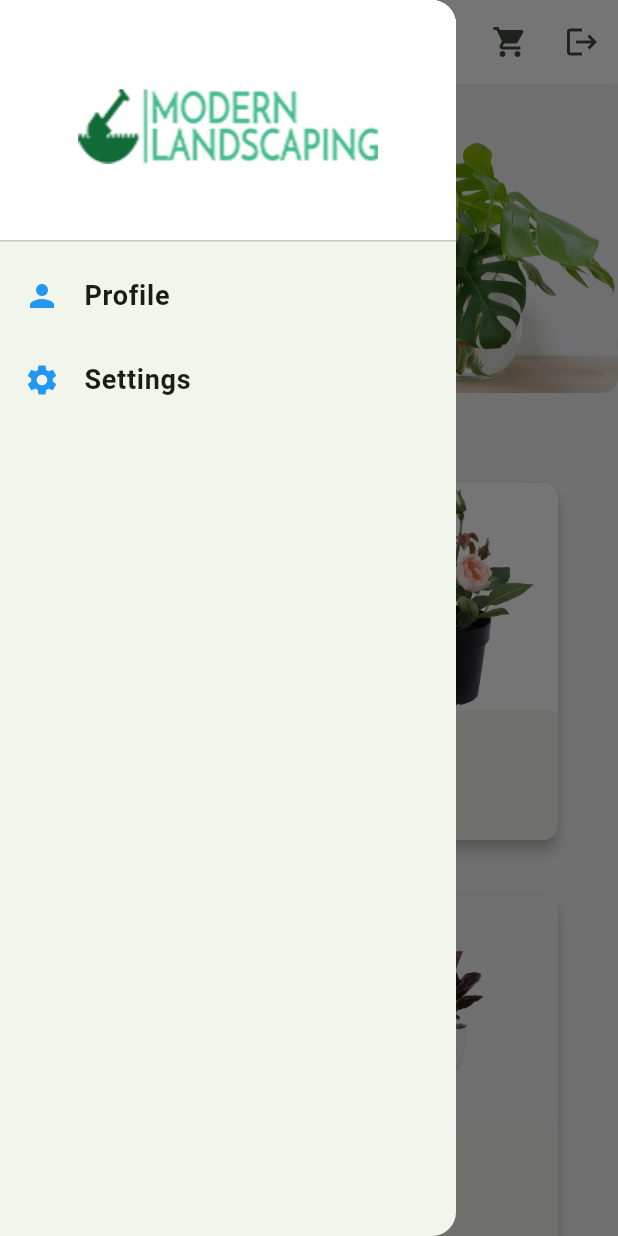
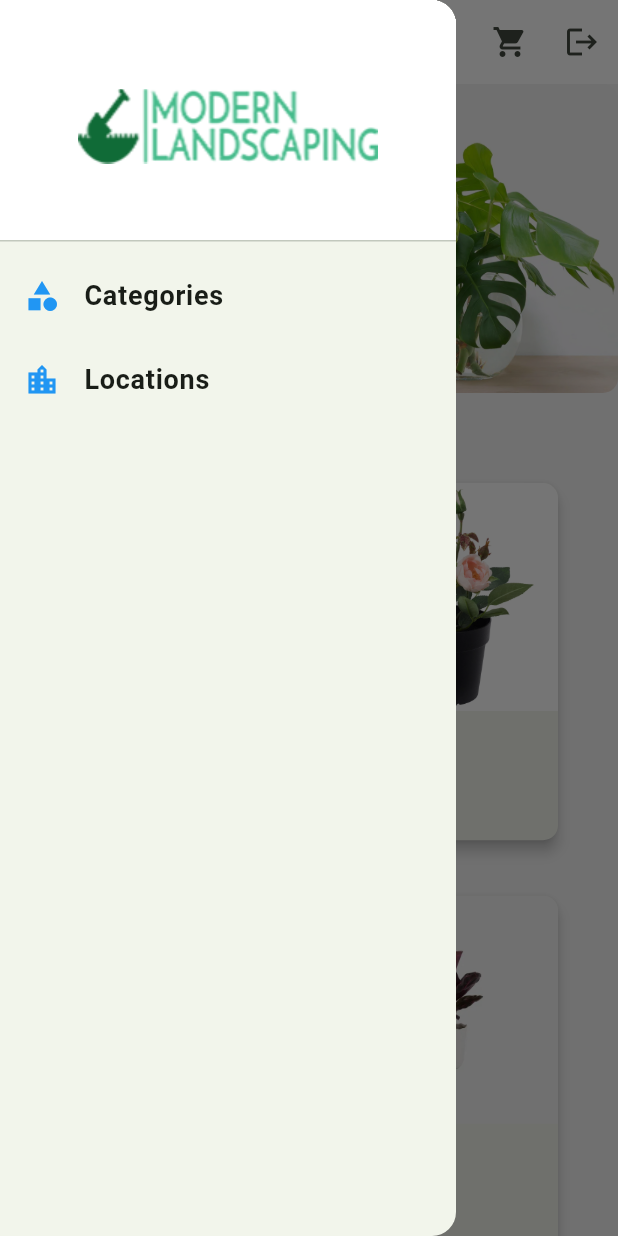
Before and after one commit to KJBotheju/modern_landscaping, a Flutter app: the HomePage screen opened directly, with the side drawer open, on a phone screen of 412 x 824 dp. Run offline on Flutter 3.47's test engine with Material 3 defaults, Android fonts, the phone set to English and light mode, and no system bars; drawn by our look-alikes of carousel_slider; our stand-ins replace cloud_firestore, firebase_auth, firebase_core, shared_preferences; accounts and stored records are empty.

Commit message:
add category

```diff
--- a/lib/pages/Body.dart
+++ b/lib/pages/Body.dart
@@ -2,6 +2,7 @@
 
 import 'package:flutter/material.dart';
 import 'package:carousel_slider/carousel_slider.dart';
+import 'package:modern_landscaping/products/allproducts.dart';
 import 'package:modern_landscaping/products/products.dart';
 
 class Body extends StatefulWidget {
@@ -59,7 +60,7 @@ class _BodyState extends State<Body> {
                       fontWeight: FontWeight.bold,
                     ),
                   ),
-                  Products(),
+                  ALLProducts(),
                 ],
               ),
             ),
--- a/lib/pages/HomePage.dart
+++ b/lib/pages/HomePage.dart
@@ -3,6 +3,7 @@ import 'package:firebase_auth/firebase_auth.dart';
 import 'package:modern_landscaping/checkout/Cart.dart';
 import 'package:modern_landscaping/pages/Body.dart';
 import 'package:modern_landscaping/pages/Category.dart';
+import 'package:modern_landscaping/pages/CategorySelectionPage.dart';
 import 'package:modern_landscaping/pages/Location.dart';
 import 'package:modern_landscaping/pages/SignInPage.dart';
 import 'package:modern_landscaping/provider/CartProvider.dart';
@@ -106,22 +107,23 @@ class _HomePageState extends State<HomePage> {
               ),
             ),
             ListTile(
-              leading: Icon(Icons.person, color: Colors.blue),
+              leading: Icon(Icons.category, color: Colors.blue),
               title: Text(
-                'Profile',
+                'Categories',
                 style: TextStyle(fontSize: 18, fontWeight: FontWeight.bold),
               ),
               onTap: () {
                 Navigator.push(
                   context,
-                  MaterialPageRoute(builder: (context) => Category()),
+                  MaterialPageRoute(
+                      builder: (context) => CategorySelectionPage()),
                 );
               },
             ),
             ListTile(
-              leading: Icon(Icons.settings, color: Colors.blue),
+              leading: Icon(Icons.location_city, color: Colors.blue),
               title: Text(
-                'Settings',
+                'Locations',
                 style: TextStyle(fontSize: 18, fontWeight: FontWeight.bold),
               ),
               onTap: () {
--- /dev/null
+++ b/lib/products/allproducts.dart
@@ -0,0 +1,209 @@
+import 'dart:async';
+import 'package:flutter/material.dart';
+import 'package:modern_landscaping/products/ProductDetailPage.dart';
+import 'package:modern_landscaping/provider/CartProvider.dart';
+import 'package:provider/provider.dart';
+import 'package:url_launcher/url_launcher.dart';
+
+class ALLProducts extends StatefulWidget {
+  const ALLProducts({super.key});
+
+  @override
+  State<ALLProducts> createState() => _ALLProductsState();
+}
+
+class _ALLProductsState extends State<ALLProducts> {
+  final List<Map<String, dynamic>> _products = [
+    {
+      'id': 1,
+      'image': 'assets/images/product1.jpg',
+      'name': 'Steel Bench',
+      'price': 'Rs 600',
+      'category': 'Furniture', // New field for category
+      'location': 'Garden', // New field for location
+    },
+    {
+      'id': 2,
+      'image': 'assets/images/product2.png',
+      'name': 'Plant 1',
+      'price': 'Rs 500',
+      'category': 'tree',
+      'location': 'colombo',
+    },
+    {
+      'id': 3,
+      'image': 'assets/images/product3.jpg',
+      'name': 'Plant 2',
+      'price': 'Rs 300',
+      'category': 'Plants', // New field for category
+      'location': 'matara', // New field for location
+    },
+    {
+      'id': 4,
+      'image': 'assets/images/product4.jpg',
+      'name': 'Plant 3',
+      'price': 'Rs 300',
+      'category': 'Plants', // New field for category
+      'location': 'matara', // New field for location
+    },
+  ];
+
+  int? _selectedProductIndex;
+  Timer? _timer;
+
+  void _showIcons(int index) {
+    setState(() {
+      _selectedProductIndex = index;
+    });
+
+    _timer?.cancel();
+    _timer = Timer(const Duration(seconds: 3), () {
+      setState(() {
+        _selectedProductIndex = null;
+      });
+    });
+  }
+
+  @override
+  void dispose() {
+    _timer?.cancel();
+    super.dispose();
+  }
+
+  void _toggleCart(int productId, String productName, String productPrice) {
+    final cartProvider = Provider.of<CartProvider>(context, listen: false);
+    cartProvider.toggleItemInCart(productId, productName, productPrice);
+  }
+
+  void _navigateToProductDetail(
+      BuildContext context, Map<String, dynamic> product) {
+    Navigator.push(
+      context,
+      MaterialPageRoute(
+        builder: (context) => ProductDetailPage(
+          image: product['image'],
+          name: product['name'],
+          price: product['price'],
+        ),
+      ),
+    );
+  }
+
+  @override
+  Widget build(BuildContext context) {
+    final width = MediaQuery.of(context).size.width;
+
+    int crossAxisCount;
+    if (width < 300) {
+      crossAxisCount = 1;
+    } else {
+      crossAxisCount = 2;
+    }
+
+    return GridView.builder(
+      padding: const EdgeInsets.all(16.0),
+      gridDelegate: SliverGridDelegateWithFixedCrossAxisCount(
+        crossAxisCount: crossAxisCount,
+        crossAxisSpacing: 20.0,
+        mainAxisSpacing: 29.0,
+        childAspectRatio: 0.65,
+      ),
+      itemCount: _products.length,
+      itemBuilder: (context, index) {
+        final product = _products[index];
+        final cartProvider = Provider.of<CartProvider>(context);
+        final itemCount = cartProvider.getCartCount(product['id']);
+
+        return Card(
+          elevation: 4.0,
+          shape: RoundedRectangleBorder(
+            borderRadius: BorderRadius.circular(10),
+          ),
+          child: Stack(
+            children: [
+              ClipRRect(
+                borderRadius: BorderRadius.vertical(top: Radius.circular(10)),
+                child: GestureDetector(
+                  onTap: () => _showIcons(index),
+                  child: Image.asset(
+                    product['image'],
+                    fit: BoxFit.cover,
+                  ),
+                ),
+              ),
+              if (_selectedProductIndex == index) ...[
+                // Show icons only for selected product
+                Positioned(
+                  top: 10,
+                  right: 10,
+                  child: GestureDetector(
+                    onTap: () {
+                      launch('https://buddhii.github.io/AR/');
+                      Navigator.of(context).popUntil((route) => route.isFirst);
+                    },
+                    child: Icon(
+                      Icons.camera_alt,
+                      size: 30,
+                      color: Colors.black,
+                    ),
+                  ),
+                ),
+                Positioned(
+                  top: 40,
+                  right: 10,
+                  child: GestureDetector(
+                    onTap: () => _toggleCart(
+                      product['id'],
+                      product['name'],
+                      product['price'],
+                    ),
+                    child: Icon(
+                      itemCount > 0
+                          ? Icons.shopping_cart
+                          : Icons.shopping_cart_outlined,
+                      size: 30,
+                      color: Colors.black,
+                    ),
+                  ),
+                ),
+              ],
+              Positioned(
+                bottom: 0,
+                left: 0,
+                right: 0,
+                child: GestureDetector(
+                  onTap: () => _navigateToProductDetail(context, product),
+                  child: Padding(
+                    padding: const EdgeInsets.all(8.0),
+                    child: Column(
+                      crossAxisAlignment: CrossAxisAlignment.start,
+                      children: [
+                        Text(
+                          product['name'],
+                          style: TextStyle(
+                            fontSize: 16,
+                            fontWeight: FontWeight.bold,
+                          ),
+                        ),
+                        SizedBox(height: 4),
+                        Text(
+                          product['price'],
+                          style: TextStyle(
+                            fontSize: 14,
+                            color: Colors.grey[600],
+                          ),
+                        ),
+                      ],
+                    ),
+                  ),
+                ),
+              ),
+            ],
+          ),
+        );
+      },
+      shrinkWrap: true,
+      physics: const NeverScrollableScrollPhysics(),
+    );
+  }
+}
```
Also changed, not shown: lib/pages/CategorySelectionPage.dart (added, +39 -0 lines), lib/products/products.dart (+28 -18 lines).
